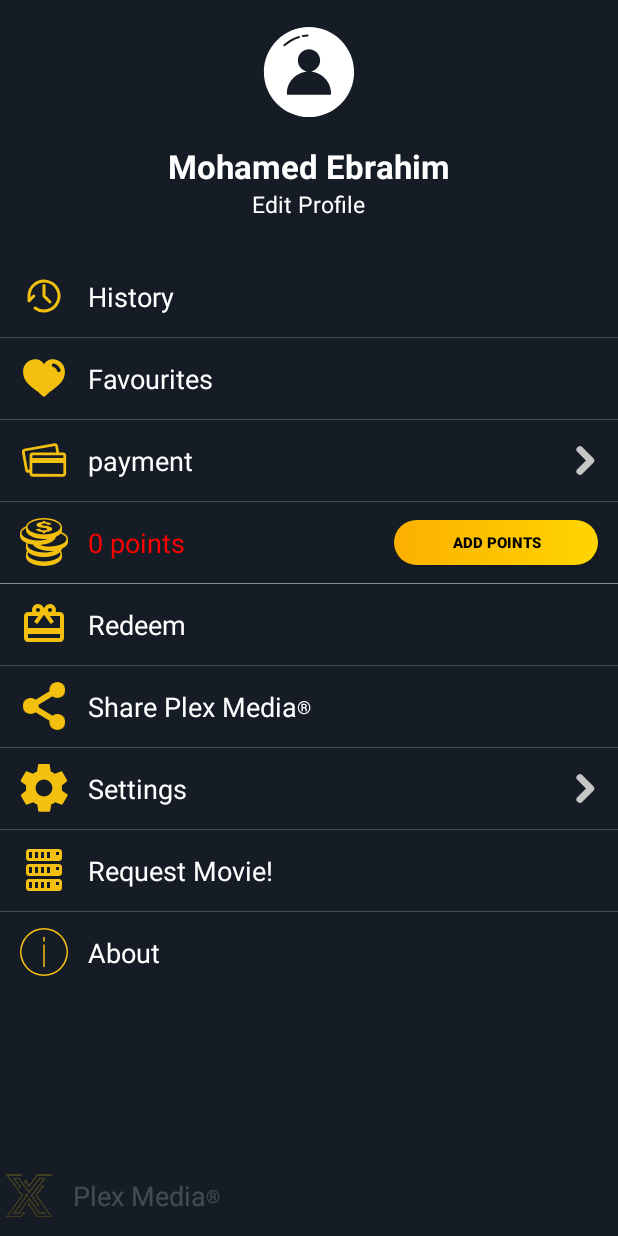
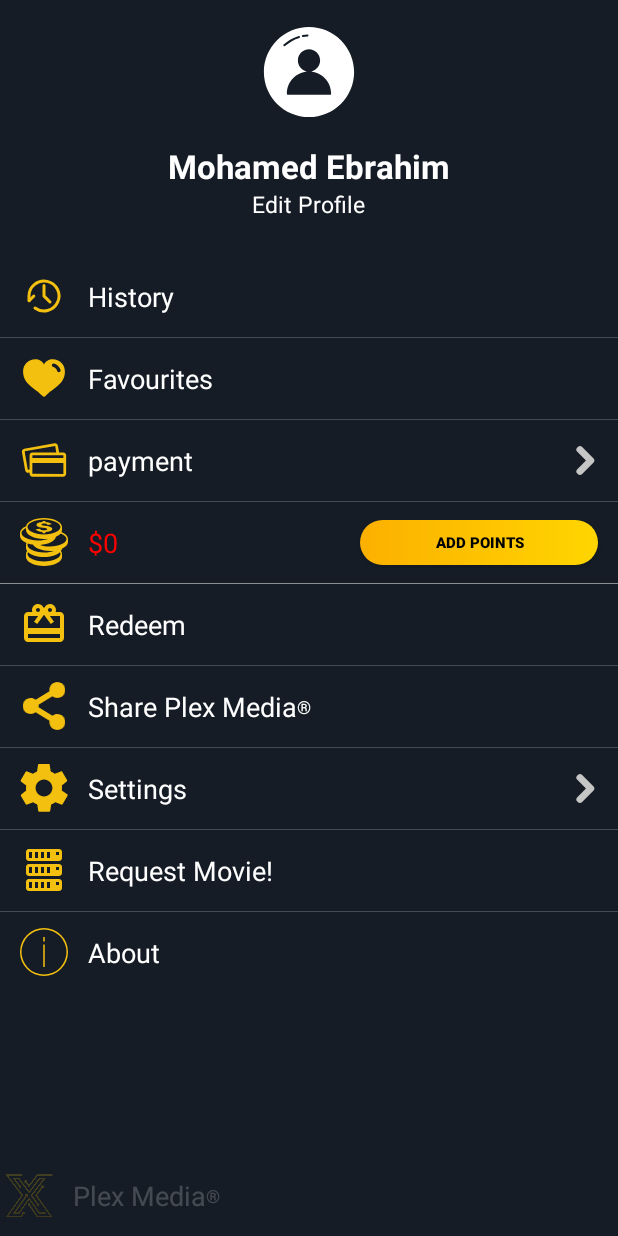
Before and after one commit to irjavdev/Android-PlexMedia-app, an Android app: the fragment ProfileFragment shown on its own in the app's theme, on a phone screen of 412 x 824 dp. Run offline under Robolectric (Android 15) with nearby library versions, the phone set to English and light mode, and no system bars; our stand-ins replace AdMob; network calls fail; 4 statements that could not run were skipped.

Commit message:
redeem Feature

```diff
--- a/app/src/main/java/com/vacuum/app/plex/Fragments/MainFragment/ProfileFragment.java
+++ b/app/src/main/java/com/vacuum/app/plex/Fragments/MainFragment/ProfileFragment.java
@@ -112,11 +112,11 @@ public class ProfileFragment extends Fragment implements View.OnClickListener, R
         points_value = prefs.getInt("points",0);
         if (points_value <= 1000)
         {
-            points_textview.setText(String.valueOf(points_value) + " points");
+            points_textview.setText("$"+String.valueOf(points_value));
             points_textview.setTextColor(Color.RED);
         }else
         {
-            points_textview.setText(String.valueOf(points_value) + " points");
+            points_textview.setText("$"+String.valueOf(points_value));
             points_textview.setTextColor(Color.WHITE);
         }
     }
--- a/app/src/main/res/layout/profile_fragment.xml
+++ b/app/src/main/res/layout/profile_fragment.xml
@@ -247,7 +247,7 @@
                     android:layout_width="wrap_content"
                     android:layout_height="wrap_content"
                     android:layout_gravity="center"
-                    android:text="2598 points"
+                    android:text="$25"
                     android:textColor="@color/white"
                     android:textSize="18sp"
                     fontPath="fonts/brownregular.ttf"
```
